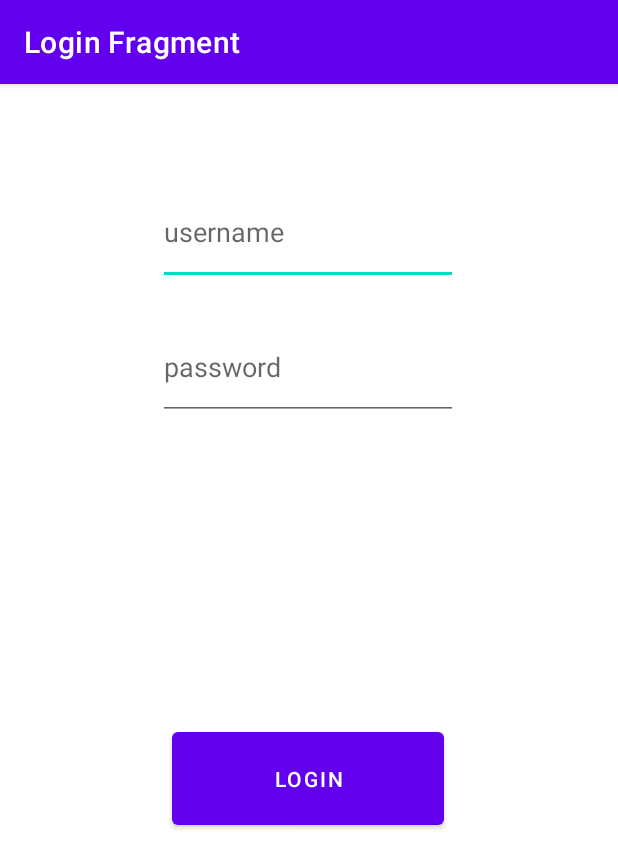
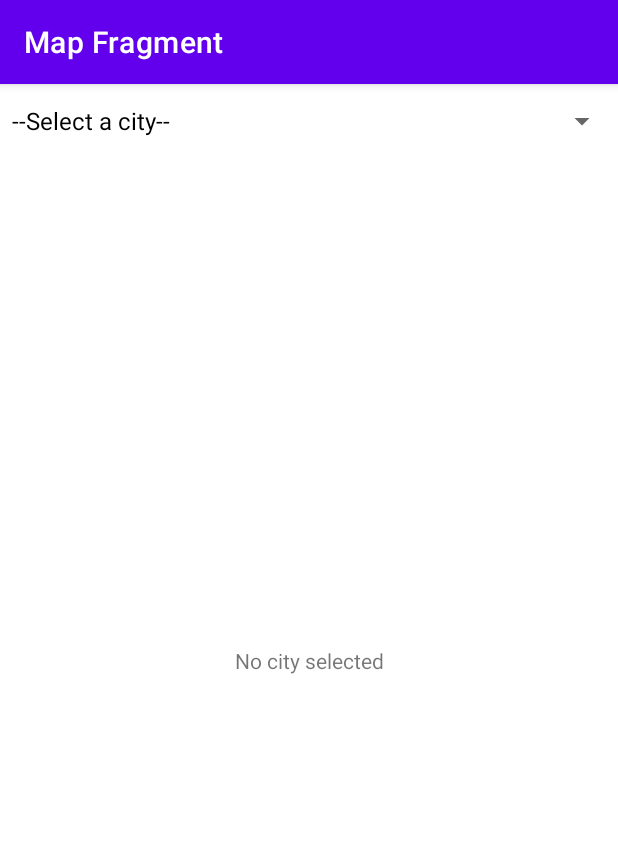
Before and after one commit to KBence99/android-projekt, an Android app: the screen it shows after launch (MainActivity), on a phone screen of 412 x 824 dp. Shown: the top 868 px of the screen. Run offline under Robolectric (Android 15) with nearby library versions, the phone set to English and light mode, and no system bars; our stand-ins replace navigation-ui.

Commit message:
Added city request

```diff
--- a/app/src/main/AndroidManifest.xml
+++ b/app/src/main/AndroidManifest.xml
@@ -23,5 +23,5 @@
             </intent-filter>
         </activity>
     </application>
-
+    <uses-permission android:name="android.permission.INTERNET"/>
 </manifest>
--- a/app/src/main/java/com/example/androidprojekt/fragments/LoginFragment.kt
+++ b/app/src/main/java/com/example/androidprojekt/fragments/LoginFragment.kt
@@ -5,6 +5,7 @@ import androidx.fragment.app.Fragment
 import android.view.LayoutInflater
 import android.view.View
 import android.view.ViewGroup
+import android.widget.Toast
 import androidx.navigation.fragment.findNavController
 import com.example.androidprojekt.R
 import com.example.androidprojekt.databinding.FragmentLoginBinding
@@ -31,10 +32,9 @@ class LoginFragment : Fragment() {
         binding.labelLoginError.visibility = View.INVISIBLE
         if(LogInService.logIn(username, password)){
             findNavController().navigate(R.id.action_LoginFragment_to_MapFragment)
-            println("Successful login")
         }
         else{
-            println("Unsuccessful login")
+            Toast.makeText(this.requireContext(), "Unsuccessful login",Toast.LENGTH_SHORT).show()
             binding.labelLoginError.visibility = View.VISIBLE
         }
     }
--- a/app/src/main/java/com/example/androidprojekt/fragments/MapFragment.kt
+++ b/app/src/main/java/com/example/androidprojekt/fragments/MapFragment.kt
@@ -1,23 +1,64 @@
 package com.example.androidprojekt.fragments
 
+import android.app.Activity
 import android.os.Bundle
 import android.view.LayoutInflater
 import android.view.View
 import android.view.ViewGroup
+import android.widget.AdapterView
+import android.widget.ArrayAdapter
+import android.widget.Toast
 import androidx.fragment.app.Fragment
+import com.example.androidprojekt.R
 import com.example.androidprojekt.databinding.FragmentMapBinding
+import com.example.androidprojekt.dataformats.CityData
+import com.example.androidprojekt.webclient.Webclient
+import kotlinx.coroutines.*
 
-class MapFragment  : Fragment() {
+class MapFragment  : Fragment(), AdapterView.OnItemSelectedListener {
 
     private var _binding: FragmentMapBinding? = null
     private val binding get() = _binding!!
-
     override fun onCreateView(
         inflater: LayoutInflater, container: ViewGroup?,
         savedInstanceState: Bundle?
     ): View? {
         _binding = FragmentMapBinding.inflate(inflater, container, false)
 
+        binding.spinnerCities.onItemSelectedListener
+
+        val spinner = binding.spinnerCities
+
+        ArrayAdapter.createFromResource(this.requireContext(), R.array.cities_array,android.R.layout.simple_spinner_dropdown_item
+        ).also {adapter ->
+            adapter.setDropDownViewResource(android.R.layout.simple_spinner_dropdown_item)
+            spinner.adapter = adapter
+        }
+
+        spinner.onItemSelectedListener = this
+
         return binding.root
     }
+        override fun onItemSelected(parent: AdapterView<*>, view: View?, pos: Int, id: Long) {
+            val item = parent.getItemAtPosition(pos)
+            if(item == "--Select a city--")
+                return
+            println(parent.getItemAtPosition(pos))
+            binding.mapCityCoords.text = "..."
+            GlobalScope.launch(Dispatchers.Main) {
+                val city = Webclient.requestCity(parent.getItemAtPosition(pos).toString())
+                if(city == null){
+                    Toast.makeText(super.requireContext(), "City could not be found", Toast.LENGTH_SHORT).show()
+                }
+                else{
+                    val location = "City location is ${city.latitude}:${city.longitude}"
+                    Toast.makeText(super.requireContext(), location, Toast.LENGTH_SHORT).show()
+                    binding.mapCityCoords.text = location
+                }
+            }
+        }
+
+        override fun onNothingSelected(parent: AdapterView<*>) {
+        // Another interface callback
+    }
 }
--- a/app/src/main/res/layout/fragment_map.xml
+++ b/app/src/main/res/layout/fragment_map.xml
@@ -1,8 +1,29 @@
 <?xml version="1.0" encoding="utf-8"?>
 <androidx.constraintlayout.widget.ConstraintLayout xmlns:android="http://schemas.android.com/apk/res/android"
+    xmlns:app="http://schemas.android.com/apk/res-auto"
     xmlns:tools="http://schemas.android.com/tools"
     android:layout_width="match_parent"
     android:layout_height="match_parent"
     tools:context=".fragments.MapFragment">
 
+    <TextView
+        android:id="@+id/map_city_coords"
+        android:layout_width="wrap_content"
+        android:layout_height="wrap_content"
+        android:text="No city selected"
+        app:layout_constraintBottom_toBottomOf="parent"
+        app:layout_constraintEnd_toEndOf="parent"
+        app:layout_constraintStart_toStartOf="parent"
+        app:layout_constraintTop_toTopOf="parent" />
+
+    <Spinner
+        android:id="@+id/spinner_cities"
+        android:layout_width="match_parent"
+        android:layout_height="50dp"
+        app:layout_constraintBottom_toBottomOf="parent"
+        app:layout_constraintEnd_toEndOf="parent"
+        app:layout_constraintStart_toStartOf="parent"
+        app:layout_constraintTop_toTopOf="parent"
+        app:layout_constraintVertical_bias="0.0" />
+
 </androidx.constraintlayout.widget.ConstraintLayout>
--- a/app/src/main/res/navigation/nav_graph.xml
+++ b/app/src/main/res/navigation/nav_graph.xml
@@ -3,7 +3,7 @@
     xmlns:app="http://schemas.android.com/apk/res-auto"
     xmlns:tools="http://schemas.android.com/tools"
     android:id="@+id/nav_graph"
-    app:startDestination="@id/LoginFragment">
+    app:startDestination="@id/MapFragment">
 
     <fragment
         android:id="@+id/LoginFragment"
@@ -19,5 +19,9 @@
         android:id="@+id/MapFragment"
         android:name="com.example.androidprojekt.fragments.MapFragment"
         android:label="@string/map_fragment_label"
-        tools:layout="@layout/fragment_map"/>
+        tools:layout="@layout/fragment_map">
+        <action
+            android:id="@+id/action_MapFragment_to_LoginFragment"
+            app:destination="@id/LoginFragment" />
+    </fragment>
 </navigation>
--- a/app/src/main/res/values/strings.xml
+++ b/app/src/main/res/values/strings.xml
@@ -13,4 +13,12 @@
     <string name="login_password">password</string>
     <string name="login_button">Login</string>
     <string name="login_error">Hibás felhasználói adatok</string>
+
+    <string-array name="cities_array">
+        <item>--Select a city--</item>
+        <item>Debrecen</item>
+        <item>Budapest</item>
+        <item>Pécs</item>
+        <item>Sopron</item>
+    </string-array>
 </resources>
--- a/build.gradle
+++ b/build.gradle
@@ -3,4 +3,5 @@ plugins {
     id 'com.android.application' version '7.4.2' apply false
     id 'com.android.library' version '7.4.2' apply false
     id 'org.jetbrains.kotlin.android' version '1.8.0' apply false
+
 }
```
Also changed, not shown: app/build.gradle (+7 -0 lines), app/src/main/java/com/example/androidprojekt/dataformats/CityData.kt (added, +21 -0 lines), app/src/main/java/com/example/androidprojekt/dataformats/RootData.kt (added, +8 -0 lines), app/src/main/java/com/example/androidprojekt/webclient/Webclient.kt (added, +58 -0 lines).
